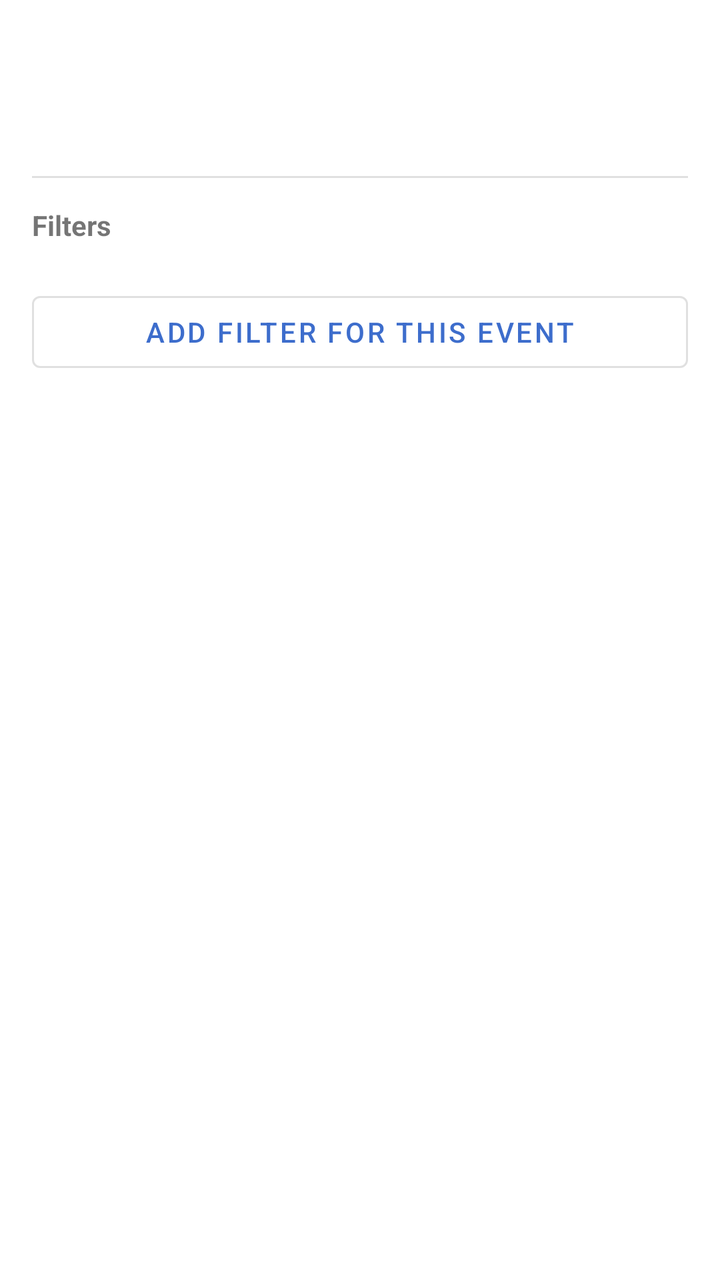
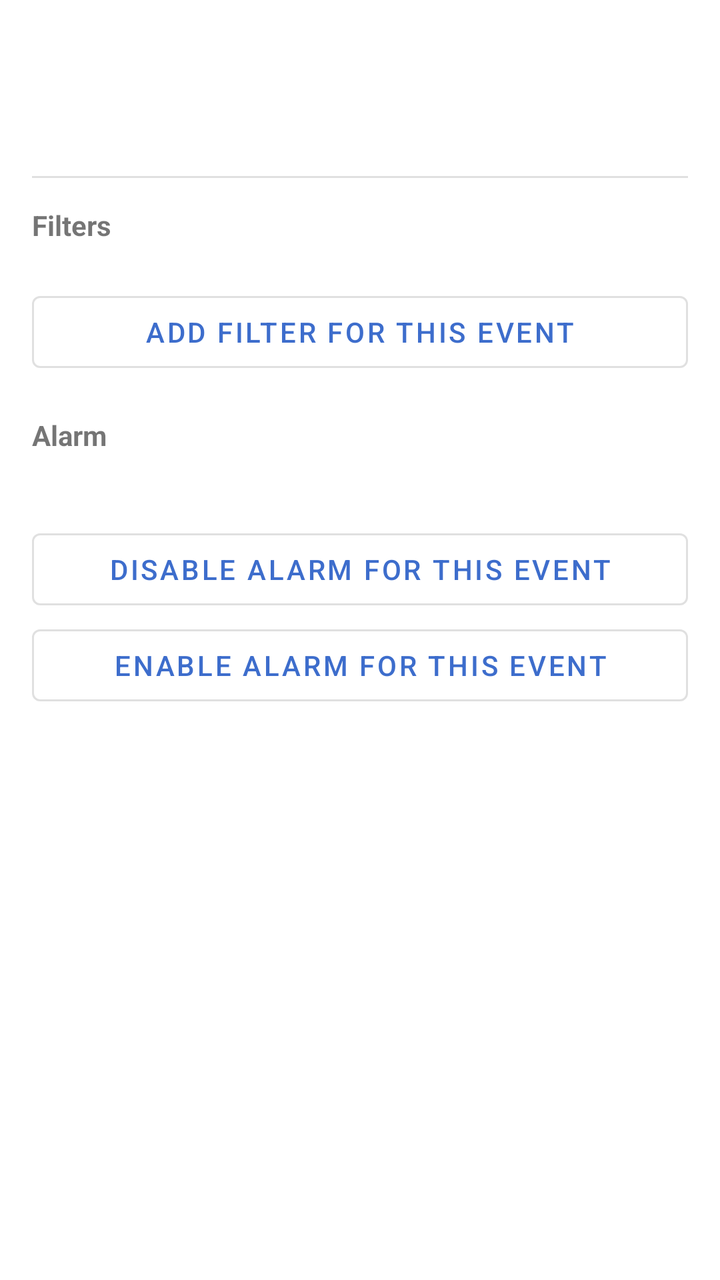

Compare the two renders of this Android layout. The source of the first and the diff that turns it into the second are given below.
<!-- AndroidManifest.xml: application theme Theme.CalendarAlarm -->
<!-- res/layout/activity_event_detail.xml -->
<?xml version="1.0" encoding="utf-8"?>
<ScrollView xmlns:android="http://schemas.android.com/apk/res/android"
    android:id="@+id/scrollView"
    android:layout_width="match_parent"
    android:layout_height="match_parent">

    <LinearLayout
        android:layout_width="match_parent"
        android:layout_height="wrap_content"
        android:orientation="vertical"
        android:padding="16dp">

        

        <TextView
            android:id="@+id/detailTitle"
            android:layout_width="match_parent"
            android:layout_height="wrap_content"
            android:textStyle="bold"
            android:textSize="20sp"
            android:layout_marginBottom="4dp" />

        <TextView
            android:id="@+id/detailTime"
            android:layout_width="match_parent"
            android:layout_height="wrap_content"
            android:textSize="14sp"
            android:layout_marginBottom="4dp" />

        <TextView
            android:id="@+id/detailLocation"
            android:layout_width="match_parent"
            android:layout_height="wrap_content"
            android:textSize="14sp"
            android:layout_marginBottom="4dp"
            android:visibility="gone" />

        <com.google.android.material.button.MaterialButton
            android:id="@+id/detailJoinButton"
            android:layout_width="wrap_content"
            android:layout_height="wrap_content"
            android:text="Join"
            android:layout_marginTop="4dp"
            android:layout_marginBottom="4dp"
            android:visibility="gone"
            style="@style/Widget.MaterialComponents.Button.OutlinedButton" />

        

        <TextView
            android:id="@+id/detailDescriptionHeader"
            android:layout_width="match_parent"
            android:layout_height="wrap_content"
            android:text="Description"
            android:textStyle="bold"
            android:textSize="13sp"
            android:layout_marginTop="14dp"
            android:layout_marginBottom="4dp"
            android:visibility="gone" />

        <TextView
            android:id="@+id/detailDescription"
            android:layout_width="match_parent"
            android:layout_height="wrap_content"
            android:textSize="14sp"
            android:visibility="gone" />

        

        <TextView
            android:id="@+id/detailOrganizerHeader"
            android:layout_width="match_parent"
            android:layout_height="wrap_content"
            android:text="Organizer"
            android:textStyle="bold"
            android:textSize="13sp"
            android:layout_marginTop="14dp"
            android:layout_marginBottom="4dp"
            android:visibility="gone" />

        <TextView
            android:id="@+id/detailOrganizer"
            android:layout_width="match_parent"
            android:layout_height="wrap_content"
            android:textSize="14sp"
            android:visibility="gone" />

        

        <TextView
            android:id="@+id/detailAttendeesHeader"
            android:layout_width="match_parent"
            android:layout_height="wrap_content"
            android:text="Attendees"
            android:textStyle="bold"
            android:textSize="13sp"
            android:layout_marginTop="14dp"
            android:layout_marginBottom="4dp"
            android:visibility="gone" />

        <LinearLayout
            android:id="@+id/detailAttendeesContainer"
            android:layout_width="match_parent"
            android:layout_height="wrap_content"
            android:orientation="vertical" />

        

        <View
            android:layout_width="match_parent"
            android:layout_height="1dp"
            android:background="?attr/colorControlHighlight"
            android:layout_marginTop="18dp"
            android:layout_marginBottom="14dp" />

        

        <TextView
            android:layout_width="match_parent"
            android:layout_height="wrap_content"
            android:text="Filters"
            android:textStyle="bold"
            android:textSize="14sp"
            android:layout_marginBottom="8dp" />

        <LinearLayout
            android:id="@+id/filterMatchContainer"
            android:layout_width="match_parent"
            android:layout_height="wrap_content"
            android:orientation="vertical" />

        

        <com.google.android.material.button.MaterialButton
            android:id="@+id/addFilterButton"
            android:layout_width="match_parent"
            android:layout_height="wrap_content"
            android:text="Add filter for this event"
            android:layout_marginTop="12dp"
            style="@style/Widget.MaterialComponents.Button.OutlinedButton" />

        

        <LinearLayout
            android:id="@+id/filterCreatePanel"
            android:layout_width="match_parent"
            android:layout_height="wrap_content"
            android:orientation="vertical"
            android:layout_marginTop="8dp"
            android:visibility="gone">

            <TextView
                android:layout_width="match_parent"
                android:layout_height="wrap_content"
                android:text="Add criteria for:"
                android:textSize="13sp"
                android:layout_marginBottom="8dp" />

            <LinearLayout
                android:id="@+id/filterCheckboxContainer"
                android:layout_width="match_parent"
                android:layout_height="wrap_content"
                android:orientation="vertical" />

            <com.google.android.material.button.MaterialButton
                android:id="@+id/createFilterButton"
                android:layout_width="match_parent"
                android:layout_height="wrap_content"
                android:text="Create filter"
                android:layout_marginTop="8dp" />

        </LinearLayout>

    </LinearLayout>
</ScrollView>
<!-- resources referenced by this layout -->
<resources>
  <style name="Theme.CalendarAlarm" parent="Theme.MaterialComponents.DayNight.DarkActionBar">
          <item name="colorPrimary">#3D6DCC</item>
          <item name="colorPrimaryVariant">#2A4E9C</item>
          <item name="colorOnPrimary">@android:color/white</item>
      </style>
</resources>

<!-- the commit's change to res/layout/activity_event_detail.xml (unified diff, before → after) -->
@@ -137,6 +137,55 @@
             android:layout_height="wrap_content"
             android:text="Add filter for this event"
             android:layout_marginTop="12dp"
+            style="@style/Widget.MaterialComponents.Button.OutlinedButton" />
+
+        
+
+        <TextView
+            android:id="@+id/alarmPreferenceHeader"
+            android:layout_width="match_parent"
+            android:layout_height="wrap_content"
+            android:text="Alarm"
+            android:textStyle="bold"
+            android:textSize="14sp"
+            android:layout_marginTop="18dp"
+            android:layout_marginBottom="8dp" />
+
+        <TextView
+            android:id="@+id/alarmPreferenceStatus"
+            android:layout_width="match_parent"
+            android:layout_height="wrap_content"
+            android:textSize="13sp"
+            android:layout_marginBottom="8dp" />
+
+        <com.google.android.material.button.MaterialButton
+            android:id="@+id/disableEventAlarmButton"
+            android:layout_width="match_parent"
+            android:layout_height="wrap_content"
+            android:text="Disable alarm for this event"
+            style="@style/Widget.MaterialComponents.Button.OutlinedButton" />
+
+        <com.google.android.material.button.MaterialButton
+            android:id="@+id/disableSeriesAlarmButton"
+            android:layout_width="match_parent"
+            android:layout_height="wrap_content"
+            android:text="Disable alarm for all events in the series"
+            android:visibility="gone"
+            style="@style/Widget.MaterialComponents.Button.OutlinedButton" />
+
+        <com.google.android.material.button.MaterialButton
+            android:id="@+id/enableEventAlarmButton"
+            android:layout_width="match_parent"
+            android:layout_height="wrap_content"
+            android:text="Enable alarm for this event"
+            style="@style/Widget.MaterialComponents.Button.OutlinedButton" />
+
+        <com.google.android.material.button.MaterialButton
+            android:id="@+id/enableSeriesAlarmButton"
+            android:layout_width="match_parent"
+            android:layout_height="wrap_content"
+            android:text="Enable alarm for all events in the series"
+            android:visibility="gone"
             style="@style/Widget.MaterialComponents.Button.OutlinedButton" />
 
         
